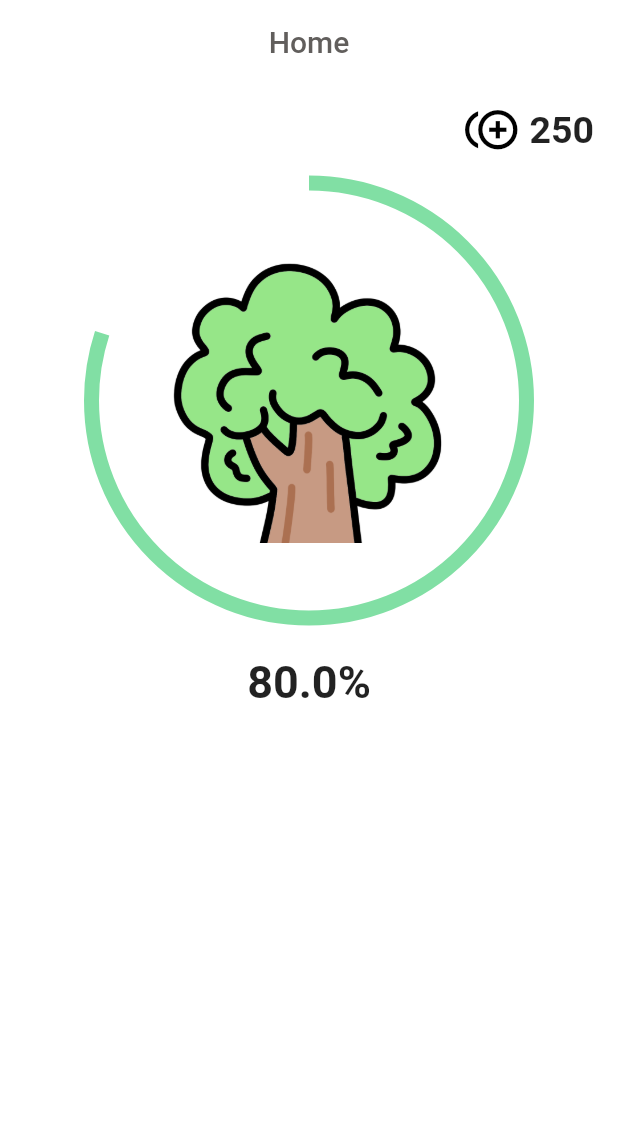
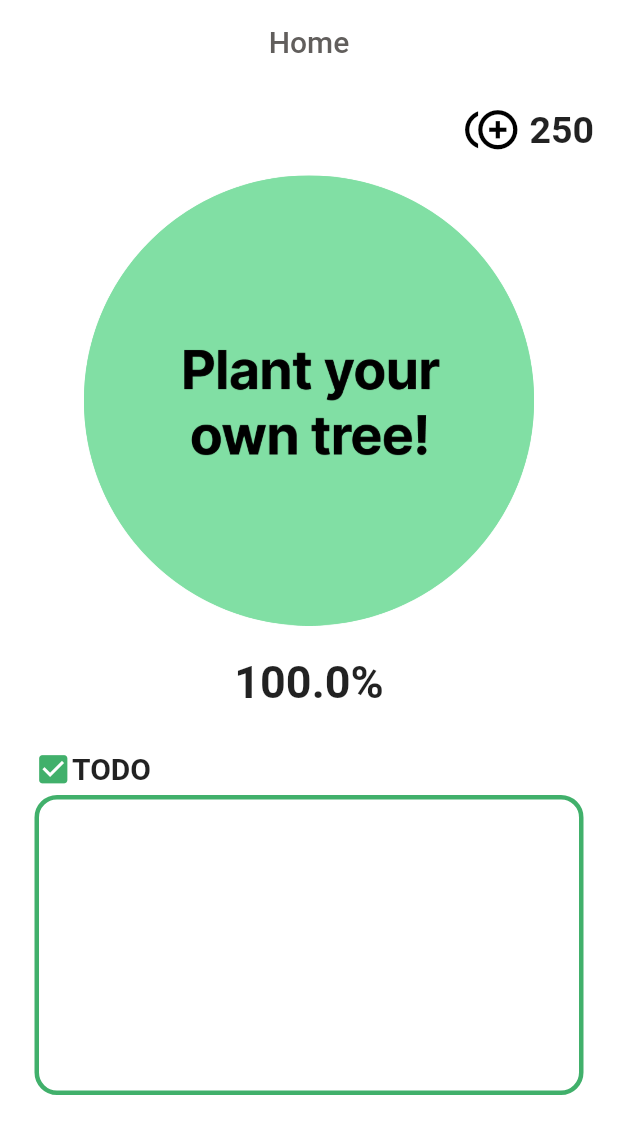
Before and after one commit to z5zH0/home, a Flutter app: the screen it shows after launch, on a phone screen of 412 x 824 dp. Shown: the top 1134 px of the screen. Run offline on Flutter 3.47's test engine with Material 2 defaults, Android fonts, the phone set to English and light mode, and no system bars; drawn by our look-alikes of percent_indicator; Roboto replaces fonts that are missing (Inter-Regular).

Commit message:
팝업창, Textfield 구현

```diff
--- /dev/null
+++ b/lib/TodoListWidget.dart
@@ -0,0 +1,54 @@
+import 'package:flutter/material.dart';
+import 'resources.dart';
+
+class TodoList extends StatefulWidget {
+  const TodoList({Key? key}) : super(key: key);
+
+  @override
+  _TodoListState createState() => _TodoListState();
+}
+
+class _TodoListState extends State<TodoList> {
+  @override
+  Widget build(BuildContext context) {
+    return Padding(
+      padding: const EdgeInsets.all(8.0),
+      child: Column(
+        children: [
+          Padding(
+            padding: const EdgeInsets.only(left: 15),
+            child: Row(
+              mainAxisAlignment: MainAxisAlignment.start,
+              children: [
+                Icon(
+                    Icons.check_box,
+                    color: deepGreen,
+                    size: 25.0
+                ),
+                Text('TODO',
+                    style: TextStyle(
+                      fontFamily: 'Inter-Regular',
+                      fontSize: 20.0,
+                      fontWeight: FontWeight.bold,
+                    )),
+              ],
+            ),
+          ),
+          Container(
+            margin: EdgeInsets.fromLTRB(15, 5, 15, 0),
+            padding: EdgeInsets.all(8.0),
+            height: 200,
+            //width: 400,
+            decoration: BoxDecoration(
+              border:
+              Border.all(color: deepGreen, width: 3),
+              borderRadius: BorderRadius.all(
+                  Radius.circular(15.0)
+              ),
+            ),
+          ),
+        ],
+      ),
+    );
+  }
+}
```
Also changed, not shown: lib/main.dart (+64 -5 lines), images/plant.png (added), 2 other files.
